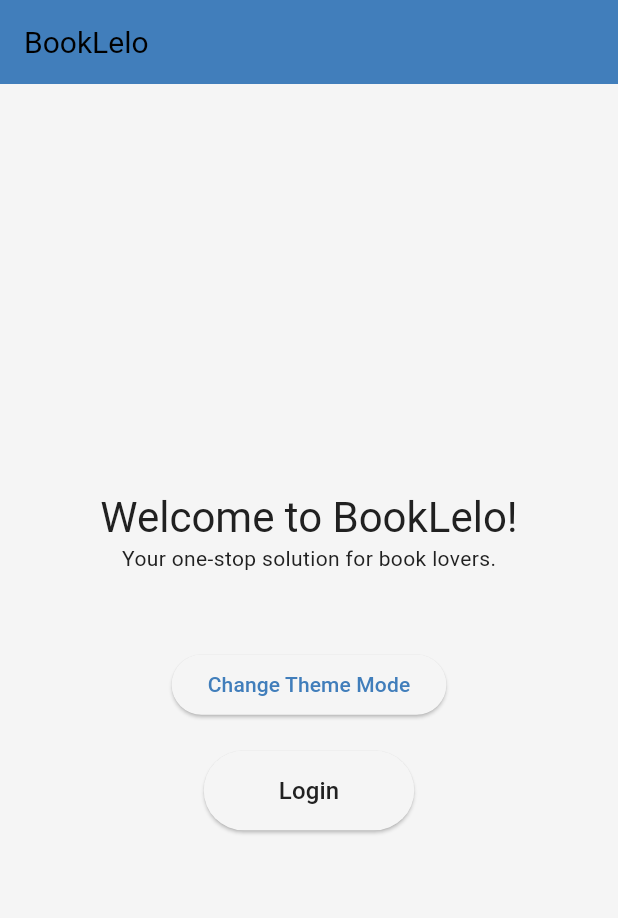
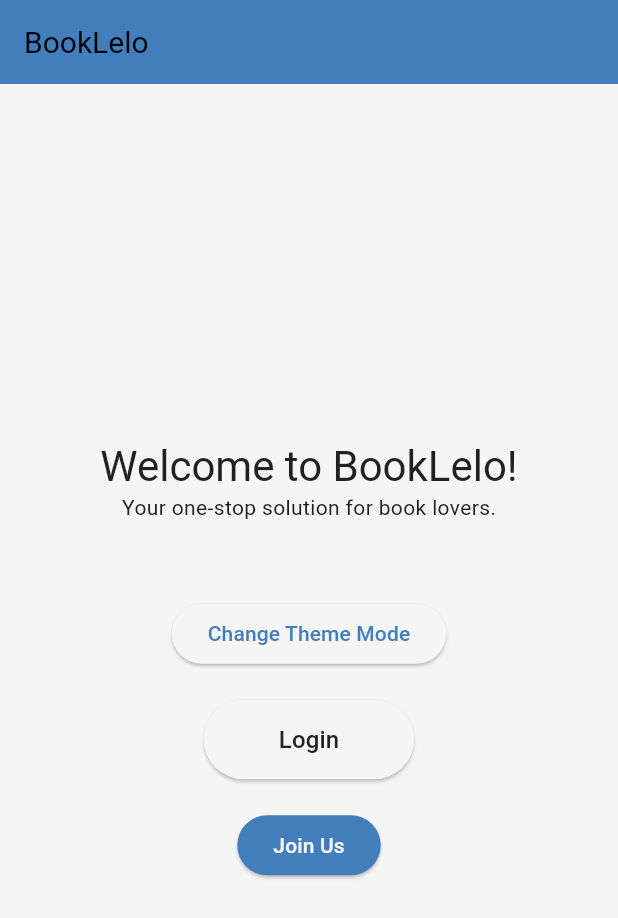
Before and after one commit to booklelo/bookxchange_app, a Flutter app: the screen it shows after launch, on a phone screen of 412 x 824 dp. Shown: the top 918 px of the screen. Run offline on Flutter 3.47's test engine with Material 3 defaults, Android fonts, the phone set to English and light mode, and no system bars; our stand-ins replace firebase_auth, firebase_core; missing offline and left inert: double_tap_to_exit; accounts and stored records are empty.

Commit message:
Implemented sign up screen

```diff
--- a/lib/screens/auth/onboarding.dart
+++ b/lib/screens/auth/onboarding.dart
@@ -1,7 +1,8 @@
 import 'package:bookxchange_app/core/constants/color_codes.dart';
 import 'package:bookxchange_app/screens/auth/login_screen.dart';
+import 'package:bookxchange_app/screens/auth/signup_screen.dart';
 import 'package:flutter/material.dart';
-import '../../widgets/buttons/login_button.dart';
+import '../../widgets/buttons/auth_button.dart';
 
 class MyHomePage extends StatefulWidget {
   final String title;
@@ -42,7 +43,7 @@ class _MyHomePageState extends State<MyHomePage> {
 
             const SizedBox(height: 20),
 
-            LoginButton(
+            AuthButton(
               text: 'Login',
               onPressed: () {
                 Navigator.push(
@@ -51,6 +52,22 @@ class _MyHomePageState extends State<MyHomePage> {
                 );
               },
             ),
+            const SizedBox(height: 20),
+            ElevatedButton(
+              style: ElevatedButton.styleFrom(
+                backgroundColor: ColorCodes.primaryColor,
+              ),
+              onPressed: () {
+                Navigator.push(
+                  context,
+                  MaterialPageRoute(builder: (context) => const SignupScreen()),
+                );
+              },
+              child: Text(
+                style: const TextStyle(color: ColorCodes.backgroundColor),
+                "Join Us",
+              ),
+            ),
           ],
         ),
       ),
--- a/lib/screens/home/home_screen.dart
+++ b/lib/screens/home/home_screen.dart
@@ -12,7 +12,6 @@ class HomeScreen extends StatelessWidget {
       appBar: AppBar(
         automaticallyImplyLeading: false,
         title: Text("Home", style: TextStyle(color: ColorCodes.textColor)),
-        backgroundColor: ColorCodes.primaryColor,
       ),
       body: Padding(
         padding: const EdgeInsets.all(2),
--- a/lib/widgets/buttons/login_button.dart
+++ b/lib/widgets/buttons/auth_button.dart
@@ -4,11 +4,11 @@ import '../../core/constants/color_codes.dart';
 // @SAQIB
 // Login button widget used in the authentication screens.
 
-class LoginButton extends StatelessWidget {
+class AuthButton extends StatelessWidget {
   final String text;
   final VoidCallback onPressed;
 
-  const LoginButton({super.key, required this.text, required this.onPressed});
+  const AuthButton({super.key, required this.text, required this.onPressed});
 
   @override
   Widget build(BuildContext context) {
```
Also changed, not shown: lib/screens/auth/signup_screen.dart (added, +125 -0 lines).
